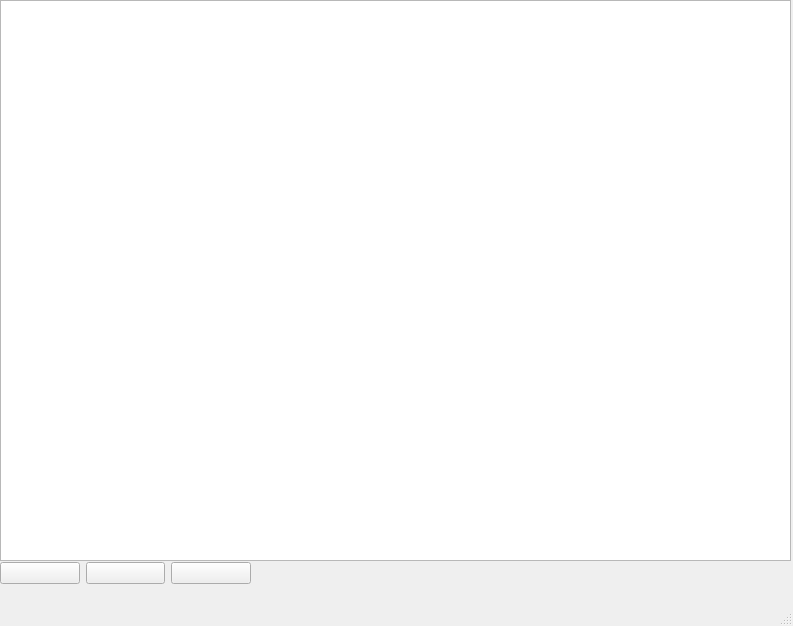
johnomotani/multigifview, file qtdesignerfiles/mainwindow.ui: the form before one commit.
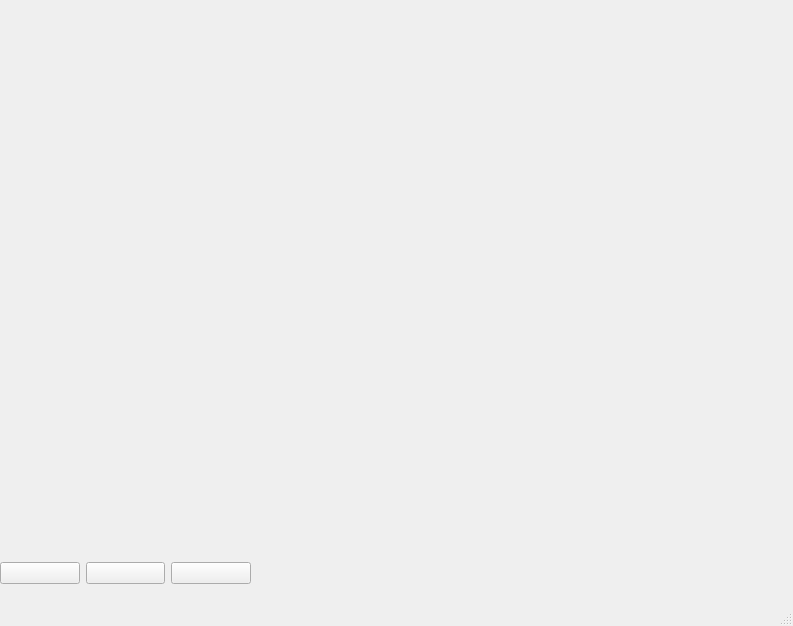
The form after the commit. Icons and pictures are not drawn.

Commit message: Load a test gif, implement play button

What changed in the file:
```diff
--- a/qtdesignerfiles/mainwindow.ui
+++ b/qtdesignerfiles/mainwindow.ui
@@ -65,7 +65,7 @@
      </item>
     </layout>
    </widget>
-   <widget class="QGraphicsView" name="gif_widget">
+   <widget class="QLabel" name="gif_widget">
     <property name="geometry">
      <rect>
       <x>0</x>
@@ -74,6 +74,9 @@
       <height>561</height>
      </rect>
     </property>
+    <property name="text">
+     <string/>
+    </property>
    </widget>
   </widget>
   <widget class="QMenuBar" name="menubar">
```
The commit also changes 2 other files.
